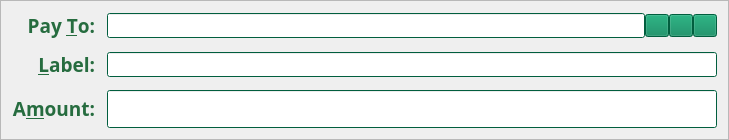
Before: the Qt Designer form src/qt/forms/sendcoinsentry.ui in EverGreenCoinDev/EverGreenCoin, drawn with Qt 5.
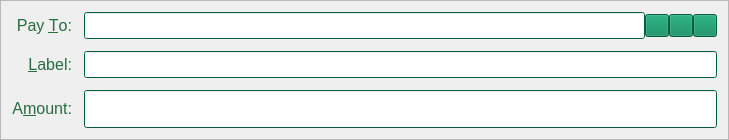
After: the same form once the commit is applied. Icons and pictures are not drawn. Custom widgets are drawn as their Qt base class.

Commit message: Remove typola

What changed in the file:
```diff
--- a/src/qt/forms/sendcoinsentry.ui
+++ b/src/qt/forms/sendcoinsentry.ui
@@ -450,7 +450,7 @@
        </property>
        <property name="font">
         <font>
-         <family>Typola</family>
+         <pointsize>12</pointsize>
          <weight>50</weight>
          <bold>false</bold>
          <stylestrategy>PreferAntialias</stylestrategy>
@@ -475,9 +475,9 @@
         <colorrole role="WindowText">
          <brush brushstyle="SolidPattern">
           <color alpha="255">
-           <red>255</red>
-           <green>255</green>
-           <blue>255</blue>
+           <red>38</red>
+           <green>108</green>
+           <blue>63</blue>
           </color>
          </brush>
         </colorrole>
@@ -529,9 +529,9 @@
         <colorrole role="Text">
          <brush brushstyle="SolidPattern">
           <color alpha="255">
-           <red>255</red>
-           <green>255</green>
-           <blue>255</blue>
+           <red>38</red>
+           <green>108</green>
+           <blue>63</blue>
           </color>
          </brush>
         </colorrole>
@@ -547,9 +547,9 @@
         <colorrole role="ButtonText">
          <brush brushstyle="SolidPattern">
           <color alpha="255">
-           <red>255</red>
-           <green>255</green>
-           <blue>255</blue>
+           <red>38</red>
+           <green>108</green>
+           <blue>63</blue>
           </color>
          </brush>
         </colorrole>
@@ -612,9 +612,9 @@
         <colorrole role="WindowText">
          <brush brushstyle="SolidPattern">
           <color alpha="255">
-           <red>255</red>
-           <green>255</green>
-           <blue>255</blue>
+           <red>38</red>
+           <green>108</green>
+           <blue>63</blue>
           </color>
          </brush>
         </colorrole>
@@ -666,9 +666,9 @@
         <colorrole role="Text">
          <brush brushstyle="SolidPattern">
           <color alpha="255">
-           <red>255</red>
-           <green>255</green>
-           <blue>255</blue>
+           <red>38</red>
+           <green>108</green>
+           <blue>63</blue>
           </color>
          </brush>
         </colorrole>
@@ -684,9 +684,9 @@
         <colorrole role="ButtonText">
          <brush brushstyle="SolidPattern">
           <color alpha="255">
-           <red>255</red>
-           <green>255</green>
-           <blue>255</blue>
+           <red>38</red>
+           <green>108</green>
+           <blue>63</blue>
           </color>
          </brush>
         </colorrole>
@@ -749,9 +749,9 @@
         <colorrole role="WindowText">
          <brush brushstyle="SolidPattern">
           <color alpha="255">
-           <red>19</red>
-           <green>54</green>
-           <blue>31</blue>
+           <red>38</red>
+           <green>108</green>
+           <blue>63</blue>
           </color>
          </brush>
         </colorrole>
@@ -803,9 +803,9 @@
         <colorrole role="Text">
          <brush brushstyle="SolidPattern">
           <color alpha="255">
-           <red>19</red>
-           <green>54</green>
-           <blue>31</blue>
+           <red>38</red>
+           <green>108</green>
+           <blue>63</blue>
           </color>
          </brush>
         </colorrole>
@@ -821,9 +821,9 @@
         <colorrole role="ButtonText">
          <brush brushstyle="SolidPattern">
           <color alpha="255">
-           <red>19</red>
-           <green>54</green>
-           <blue>31</blue>
+           <red>38</red>
+           <green>108</green>
+           <blue>63</blue>
           </color>
          </brush>
         </colorrole>
@@ -886,20 +886,18 @@
      </property>
      <property name="font">
       <font>
-       <family>Typola</family>
-       <pointsize>14</pointsize>
-       <weight>99</weight>
+       <pointsize>12</pointsize>
+       <weight>50</weight>
        <italic>false</italic>
-       <bold>true</bold>
+       <bold>false</bold>
        <stylestrategy>PreferAntialias</stylestrategy>
       </font>
      </property>
      <property name="styleSheet">
-      <string notr="true">QLabel { font: 14pt &quot;Typola&quot;; }
-QLabel { font-weight: 900; }</string>
+      <string notr="true">QLabel { color: #266C3F; }</string>
      </property>
      <property name="text">
-      <string>&lt;html&gt;&lt;head/&gt;&lt;body&gt;&lt;p&gt;&lt;span style=&quot; color:#266C3F;&quot;&gt;&amp;amp;Label:&lt;/span&gt;&lt;/p&gt;&lt;/body&gt;&lt;/html&gt;</string>
+      <string>&lt;html&gt;&lt;head/&gt;&lt;body&gt;&lt;p&gt;&lt;span&gt;&amp;amp;Label:&lt;/span&gt;&lt;/p&gt;&lt;/body&gt;&lt;/html&gt;</string>
      </property>
      <property name="alignment">
       <set>Qt::AlignRight|Qt::AlignTrailing|Qt::AlignVCenter</set>
@@ -917,9 +915,9 @@
         <colorrole role="WindowText">
          <brush brushstyle="SolidPattern">
           <color alpha="255">
-           <red>255</red>
-           <green>255</green>
-           <blue>255</blue>
+           <red>38</red>
+           <green>108</green>
+           <blue>63</blue>
           </color>
          </brush>
         </colorrole>
@@ -971,9 +969,9 @@
         <colorrole role="Text">
          <brush brushstyle="SolidPattern">
           <color alpha="255">
-           <red>255</red>
-           <green>255</green>
-           <blue>255</blue>
+           <red>38</red>
+           <green>108</green>
+           <blue>63</blue>
           </color>
          </brush>
         </colorrole>
@@ -989,9 +987,9 @@
         <colorrole role="ButtonText">
          <brush brushstyle="SolidPattern">
           <color alpha="255">
-           <red>255</red>
-           <green>255</green>
-           <blue>255</blue>
+           <red>38</red>
+           <green>108</green>
+           <blue>63</blue>
           </color>
          </brush>
         </colorrole>
@@ -1054,9 +1052,9 @@
         <colorrole role="WindowText">
          <brush brushstyle="SolidPattern">
           <color alpha="255">
-           <red>255</red>
-           <green>255</green>
-           <blue>255</blue>
+           <red>38</red>
+           <green>108</green>
+           <blue>63</blue>
           </color>
          </brush>
         </colorrole>
@@ -1108,9 +1106,9 @@
         <colorrole role="Text">
          <brush brushstyle="SolidPattern">
           <color alpha="255">
-           <red>255</red>
-           <green>255</green>
-           <blue>255</blue>
+           <red>38</red>
+           <green>108</green>
+           <blue>63</blue>
           </color>
          </brush>
         </colorrole>
@@ -1126,9 +1124,9 @@
         <colorrole role="ButtonText">
          <brush brushstyle="SolidPattern">
           <color alpha="255">
-           <red>255</red>
-           <green>255</green>
-           <blue>255</blue>
+           <red>38</red>
+           <green>108</green>
+           <blue>63</blue>
           </color>
          </brush>
         </colorrole>
@@ -1191,9 +1189,9 @@
         <colorrole role="WindowText">
          <brush brushstyle="SolidPattern">
           <color alpha="255">
-           <red>19</red>
-           <green>54</green>
-           <blue>31</blue>
+           <red>38</red>
+           <green>108</green>
+           <blue>63</blue>
           </color>
          </brush>
         </colorrole>
@@ -1245,9 +1243,9 @@
         <colorrole role="Text">
          <brush brushstyle="SolidPattern">
           <color alpha="255">
-           <red>19</red>
-           <green>54</green>
-           <blue>31</blue>
+           <red>38</red>
+           <green>108</green>
+           <blue>63</blue>
           </color>
          </brush>
         </colorrole>
@@ -1263,9 +1261,9 @@
         <colorrole role="ButtonText">
          <brush brushstyle="SolidPattern">
           <color alpha="255">
-           <red>19</red>
-           <green>54</green>
-           <blue>31</blue>
+           <red>38</red>
+           <green>108</green>
+           <blue>63</blue>
           </color>
          </brush>
         </colorrole>
@@ -1328,20 +1326,18 @@
      </property>
      <property name="font">
       <font>
-       <family>Typola</family>
-       <pointsize>14</pointsize>
-       <weight>99</weight>
+       <pointsize>12</pointsize>
+       <weight>50</weight>
        <italic>false</italic>
-       <bold>true</bold>
+       <bold>false</bold>
        <stylestrategy>PreferAntialias</stylestrategy>
       </font>
      </property>
      <property name="styleSheet">
-      <string notr="true">QLabel { font: 14pt &quot;Typola&quot;; }
-QLabel { font-weight: 900; }</string>
+      <string notr="true">QLabel { color: #266C3F; }</string>
      </property>
      <property name="text">
-      <string>&lt;html&gt;&lt;head/&gt;&lt;body&gt;&lt;p&gt;&lt;span style=&quot; color:#266C3F;&quot;&gt;A&amp;amp;mount:&lt;/span&gt;&lt;/p&gt;&lt;/body&gt;&lt;/html&gt;</string>
+      <string>&lt;html&gt;&lt;head/&gt;&lt;body&gt;&lt;p&gt;&lt;span&gt;A&amp;amp;mount:&lt;/span&gt;&lt;/p&gt;&lt;/body&gt;&lt;/html&gt;</string>
      </property>
      <property name="alignment">
       <set>Qt::AlignRight|Qt::AlignTrailing|Qt::AlignVCenter</set>
@@ -1359,9 +1355,9 @@
         <colorrole role="WindowText">
          <brush brushstyle="SolidPattern">
           <color alpha="255">
-           <red>255</red>
-           <green>255</green>
-           <blue>255</blue>
+           <red>38</red>
+           <green>108</green>
+           <blue>63</blue>
           </color>
          </brush>
         </colorrole>
@@ -1413,9 +1409,9 @@
         <colorrole role="Text">
          <brush brushstyle="SolidPattern">
           <color alpha="255">
-           <red>255</red>
-           <green>255</green>
-           <blue>255</blue>
+           <red>38</red>
+           <green>108</green>
+           <blue>63</blue>
           </color>
          </brush>
         </colorrole>
@@ -1431,9 +1427,9 @@
         <colorrole role="ButtonText">
          <brush brushstyle="SolidPattern">
           <color alpha="255">
-           <red>255</red>
-           <green>255</green>
-           <blue>255</blue>
+           <red>38</red>
+           <green>108</green>
+           <blue>63</blue>
           </color>
          </brush>
         </colorrole>
@@ -1496,9 +1492,9 @@
         <colorrole role="WindowText">
          <brush brushstyle="SolidPattern">
           <color alpha="255">
-           <red>255</red>
-           <green>255</green>
-           <blue>255</blue>
+           <red>38</red>
+           <green>108</green>
+           <blue>63</blue>
           </color>
          </brush>
         </colorrole>
@@ -1550,9 +1546,9 @@
         <colorrole role="Text">
          <brush brushstyle="SolidPattern">
           <color alpha="255">
-           <red>255</red>
-           <green>255</green>
-           <blue>255</blue>
+           <red>38</red>
+           <green>108</green>
+           <blue>63</blue>
           </color>
          </brush>
         </colorrole>
@@ -1568,9 +1564,9 @@
         <colorrole role="ButtonText">
          <brush brushstyle="SolidPattern">
           <color alpha="255">
-           <red>255</red>
-           <green>255</green>
-           <blue>255</blue>
+           <red>38</red>
+           <green>108</green>
+           <blue>63</blue>
           </color>
          </brush>
         </colorrole>
@@ -1633,9 +1629,9 @@
         <colorrole role="WindowText">
          <brush brushstyle="SolidPattern">
           <color alpha="255">
-           <red>19</red>
-           <green>54</green>
-           <blue>31</blue>
+           <red>38</red>
+           <green>108</green>
+           <blue>63</blue>
           </color>
          </brush>
         </colorrole>
@@ -1687,9 +1683,9 @@
         <colorrole role="Text">
          <brush brushstyle="SolidPattern">
           <color alpha="255">
-           <red>19</red>
-           <green>54</green>
-           <blue>31</blue>
+           <red>38</red>
+           <green>108</green>
+           <blue>63</blue>
           </color>
          </brush>
         </colorrole>
@@ -1705,9 +1701,9 @@
         <colorrole role="ButtonText">
          <brush brushstyle="SolidPattern">
           <color alpha="255">
-           <red>19</red>
-           <green>54</green>
-           <blue>31</blue>
+           <red>38</red>
+           <green>108</green>
+           <blue>63</blue>
           </color>
          </brush>
         </colorrole>
@@ -1770,20 +1766,18 @@
      </property>
      <property name="font">
       <font>
-       <family>Typola</family>
-       <pointsize>14</pointsize>
-       <weight>99</weight>
+       <pointsize>12</pointsize>
+       <weight>50</weight>
        <italic>false</italic>
-       <bold>true</bold>
+       <bold>false</bold>
        <stylestrategy>PreferAntialias</stylestrategy>
       </font>
      </property>
      <property name="styleSheet">
-      <string notr="true">QLabel { font: 14pt &quot;Typola&quot;; }
-QLabel { font-weight: 900; }</string>
+      <string notr="true">QLabel { color: #266C3F; }</string>
      </property>
      <property name="text">
-      <string>&lt;html&gt;&lt;head/&gt;&lt;body&gt;&lt;p&gt;&lt;span style=&quot; color:#266C3F;&quot;&gt;Pay &amp;amp;To:&lt;/span&gt;&lt;/p&gt;&lt;/body&gt;&lt;/html&gt;</string>
+      <string>&lt;html&gt;&lt;head/&gt;&lt;body&gt;&lt;p&gt;&lt;span&gt;Pay &amp;amp;To:&lt;/span&gt;&lt;/p&gt;&lt;/body&gt;&lt;/html&gt;</string>
      </property>
      <property name="alignment">
       <set>Qt::AlignRight|Qt::AlignTrailing|Qt::AlignVCenter</set>
@@ -2217,7 +2211,7 @@
        </property>
        <property name="font">
         <font>
-         <family>Typola</family>
+         <pointsize>12</pointsize>
          <weight>50</weight>
          <bold>false</bold>
          <stylestrategy>PreferAntialias</stylestrategy>
@@ -3985,7 +3979,6 @@
      </property>
      <property name="font">
       <font>
-       <family>Typola</family>
        <weight>50</weight>
        <bold>false</bold>
        <stylestrategy>PreferAntialias</stylestrategy>
```
Left out of the diff: 3 changed lines with no effect on the pictures. The commit also changes 15 other files.
